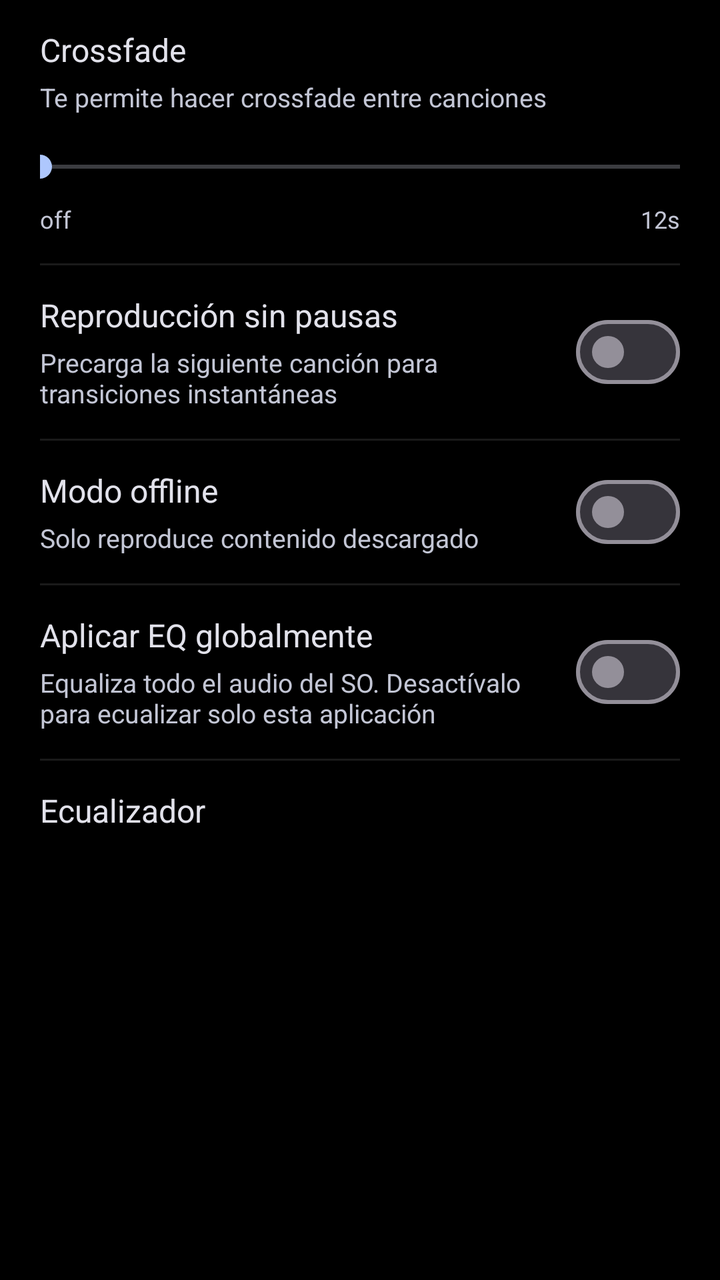
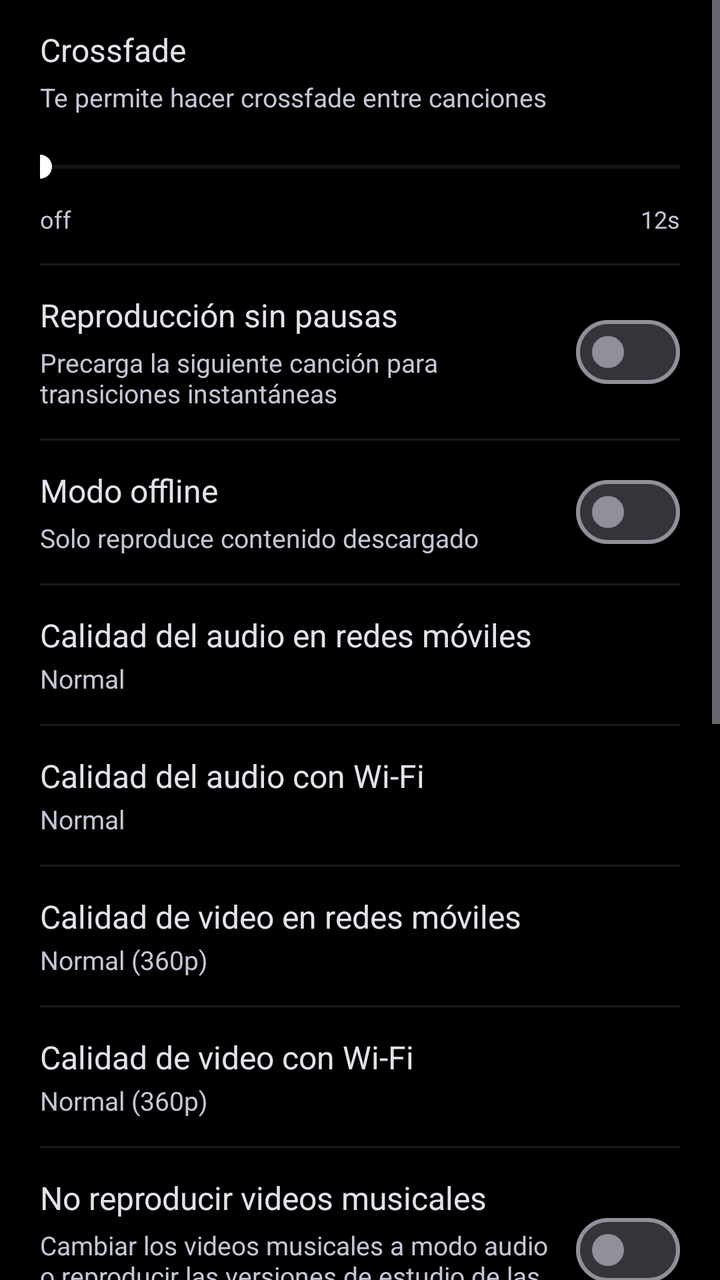

Two renders of the same Android screen: before a commit and after it. Below are the layout's source before the change and the commit's diff.
<!-- AndroidManifest.xml: application theme Theme.Sleppify -->
<!-- res/layout/settings_playback.xml -->
<?xml version="1.0" encoding="utf-8"?>
<ScrollView xmlns:android="http://schemas.android.com/apk/res/android"
    android:id="@+id/svSettingsPlayback"
    android:layout_width="match_parent"
    android:layout_height="match_parent"
    android:background="#FF000000"
    android:clipToPadding="false"
    android:paddingBottom="32dp">

    <LinearLayout
        android:layout_width="match_parent"
        android:layout_height="wrap_content"
        android:orientation="vertical"
        android:paddingHorizontal="20dp"
        android:paddingTop="0dp">

        
        <LinearLayout
            android:layout_width="match_parent"
            android:layout_height="wrap_content"
            android:orientation="vertical"
            android:paddingVertical="14dp">

            <TextView
                android:layout_width="wrap_content"
                android:layout_height="wrap_content"
                android:text="Crossfade"
                android:textColor="@color/text_primary"
                android:textSize="16sp" />

            <TextView
                android:layout_width="wrap_content"
                android:layout_height="wrap_content"
                android:layout_marginTop="4dp"
                android:text="Te permite hacer crossfade entre canciones"
                android:textColor="@color/text_secondary"
                android:textSize="13sp" />

            <SeekBar
                android:id="@+id/sbPlaybackCrossfade"
                android:layout_width="match_parent"
                android:layout_height="36dp"
                android:layout_marginTop="8dp"
                android:max="12"
                android:paddingHorizontal="0dp"
                android:progress="0" />

            <RelativeLayout
                android:layout_width="match_parent"
                android:layout_height="wrap_content">

                <TextView
                    android:id="@+id/tvPlaybackCrossfadeValue"
                    android:layout_width="wrap_content"
                    android:layout_height="wrap_content"
                    android:layout_alignParentStart="true"
                    android:text="off"
                    android:textColor="@color/text_secondary"
                    android:textSize="12sp" />

                <TextView
                    android:layout_width="wrap_content"
                    android:layout_height="wrap_content"
                    android:layout_alignParentEnd="true"
                    android:text="12s"
                    android:textColor="@color/text_secondary"
                    android:textSize="12sp" />
            </RelativeLayout>
        </LinearLayout>

        <View
            android:layout_width="match_parent"
            android:layout_height="1dp"
            android:background="#1AFFFFFF" />

        
        <LinearLayout
            android:layout_width="match_parent"
            android:layout_height="wrap_content"
            android:gravity="center_vertical"
            android:orientation="horizontal"
            android:paddingVertical="14dp">

            <LinearLayout
                android:layout_width="0dp"
                android:layout_height="wrap_content"
                android:layout_weight="1"
                android:orientation="vertical">

                <TextView
                    android:layout_width="wrap_content"
                    android:layout_height="wrap_content"
                    android:text="Reproducción sin pausas"
                    android:textColor="@color/text_primary"
                    android:textSize="16sp" />

                <TextView
                    android:layout_width="wrap_content"
                    android:layout_height="wrap_content"
                    android:layout_marginTop="4dp"
                    android:text="Precarga la siguiente canción para transiciones instantáneas"
                    android:textColor="@color/text_secondary"
                    android:textSize="13sp" />
            </LinearLayout>

            <com.google.android.material.materialswitch.MaterialSwitch
                android:id="@+id/swPlaybackGapless"
                android:layout_width="wrap_content"
                android:layout_height="wrap_content"
                android:minWidth="0dp"
                android:minHeight="0dp" />
        </LinearLayout>

        <View
            android:layout_width="match_parent"
            android:layout_height="1dp"
            android:background="#1AFFFFFF" />

        
        <LinearLayout
            android:layout_width="match_parent"
            android:layout_height="wrap_content"
            android:gravity="center_vertical"
            android:orientation="horizontal"
            android:paddingVertical="14dp">

            <LinearLayout
                android:layout_width="0dp"
                android:layout_height="wrap_content"
                android:layout_weight="1"
                android:orientation="vertical">

                <TextView
                    android:layout_width="wrap_content"
                    android:layout_height="wrap_content"
                    android:text="Modo offline"
                    android:textColor="@color/text_primary"
                    android:textSize="16sp" />

                <TextView
                    android:layout_width="wrap_content"
                    android:layout_height="wrap_content"
                    android:layout_marginTop="4dp"
                    android:text="Solo reproduce contenido descargado"
                    android:textColor="@color/text_secondary"
                    android:textSize="13sp" />
            </LinearLayout>

            <com.google.android.material.materialswitch.MaterialSwitch
                android:id="@+id/swPlaybackOffline"
                android:layout_width="wrap_content"
                android:layout_height="wrap_content"
                android:minWidth="0dp"
                android:minHeight="0dp" />
        </LinearLayout>

        <View
            android:layout_width="match_parent"
            android:layout_height="1dp"
            android:background="#1AFFFFFF" />

        
        <LinearLayout
            android:layout_width="match_parent"
            android:layout_height="wrap_content"
            android:gravity="center_vertical"
            android:orientation="horizontal"
            android:paddingVertical="14dp">

            <LinearLayout
                android:layout_width="0dp"
                android:layout_height="wrap_content"
                android:layout_weight="1"
                android:orientation="vertical">

                <TextView
                    android:layout_width="wrap_content"
                    android:layout_height="wrap_content"
                    android:text="Aplicar EQ globalmente"
                    android:textColor="@color/text_primary"
                    android:textSize="16sp" />

                <TextView
                    android:layout_width="wrap_content"
                    android:layout_height="wrap_content"
                    android:layout_marginTop="4dp"
                    android:text="Equaliza todo el audio del SO. Desactívalo para ecualizar solo esta aplicación"
                    android:textColor="@color/text_secondary"
                    android:textSize="13sp" />
            </LinearLayout>

            <com.google.android.material.materialswitch.MaterialSwitch
                android:id="@+id/swPlaybackEqGlobal"
                android:layout_width="wrap_content"
                android:layout_height="wrap_content"
                android:minWidth="0dp"
                android:minHeight="0dp" />
        </LinearLayout>

        <View
            android:layout_width="match_parent"
            android:layout_height="1dp"
            android:background="#1AFFFFFF" />

        
        <LinearLayout
            android:id="@+id/rowPlaybackEqualizer"
            android:layout_width="match_parent"
            android:layout_height="wrap_content"
            android:background="?attr/selectableItemBackground"
            android:clickable="true"
            android:focusable="true"
            android:gravity="center_vertical"
            android:orientation="horizontal"
            android:paddingVertical="14dp">

            <TextView
                android:layout_width="wrap_content"
                android:layout_height="wrap_content"
                android:text="Ecualizador"
                android:textColor="@color/text_primary"
                android:textSize="16sp" />
        </LinearLayout>

    </LinearLayout>
</ScrollView>
<!-- resources referenced by this layout -->
<resources>
  <color name="text_primary">#e2e2eb</color>
  <color name="text_secondary">#c3c6d5</color>
  <style name="Theme.Sleppify" parent="Base.Theme.Sleppify" />
  <style name="Base.Theme.Sleppify" parent="Theme.Material3.Dark.NoActionBar">
          
          <item name="colorPrimary">@color/stitch_blue</item>
          <item name="colorSecondary">@color/stitch_blue_light</item>
          <item name="android:windowBackground">@color/surface_dark</item>
          <item name="android:navigationBarColor">@color/surface_dark</item>
          <item name="android:statusBarColor">@color/surface_dark</item>
          <item name="android:textColorPrimary">@color/text_primary</item>
          <item name="android:textColorSecondary">@color/text_secondary</item>
      </style>
  <color name="stitch_blue">#AEC7FD</color>
  <color name="stitch_blue_light">#AEC7FD</color>
  <color name="surface_dark">#111319</color>
</resources>

<!-- the commit's change to res/layout/settings_playback.xml (unified diff, before → after) -->
@@ -5,7 +5,7 @@
     android:layout_height="match_parent"
     android:background="#FF000000"
     android:clipToPadding="false"
-    android:paddingBottom="32dp">
+    android:paddingBottom="80dp">
 
     <LinearLayout
         android:layout_width="match_parent"
@@ -43,7 +43,11 @@
                 android:layout_marginTop="8dp"
                 android:max="12"
                 android:paddingHorizontal="0dp"
-                android:progress="0" />
+                android:progress="0"
+                android:splitTrack="false"
+                android:progressTint="@color/white"
+                android:thumbTint="@color/white"
+                android:progressBackgroundTint="#40FFFFFF" />
 
             <RelativeLayout
                 android:layout_width="match_parent"
@@ -161,55 +165,319 @@
 
         
         <LinearLayout
-            android:layout_width="match_parent"
-            android:layout_height="wrap_content"
-            android:gravity="center_vertical"
-            android:orientation="horizontal"
-            android:paddingVertical="14dp">
-
-            <LinearLayout
-                android:layout_width="0dp"
-                android:layout_height="wrap_content"
-                android:layout_weight="1"
-                android:orientation="vertical">
-
-                <TextView
-                    android:layout_width="wrap_content"
-                    android:layout_height="wrap_content"
-                    android:text="Aplicar EQ globalmente"
-                    android:textColor="@color/text_primary"
-                    android:textSize="16sp" />
-
-                <TextView
-                    android:layout_width="wrap_content"
-                    android:layout_height="wrap_content"
-                    android:layout_marginTop="4dp"
-                    android:text="Equaliza todo el audio del SO. Desactívalo para ecualizar solo esta aplicación"
-                    android:textColor="@color/text_secondary"
-                    android:textSize="13sp" />
-            </LinearLayout>
-
-            <com.google.android.material.materialswitch.MaterialSwitch
-                android:id="@+id/swPlaybackEqGlobal"
-                android:layout_width="wrap_content"
-                android:layout_height="wrap_content"
-                android:minWidth="0dp"
-                android:minHeight="0dp" />
-        </LinearLayout>
-
-        <View
-            android:layout_width="match_parent"
-            android:layout_height="1dp"
-            android:background="#1AFFFFFF" />
-
-        
-        <LinearLayout
-            android:id="@+id/rowPlaybackEqualizer"
+            android:id="@+id/rowQualityMobile"
             android:layout_width="match_parent"
             android:layout_height="wrap_content"
             android:background="?attr/selectableItemBackground"
             android:clickable="true"
             android:focusable="true"
+            android:orientation="vertical"
+            android:paddingVertical="14dp">
+
+            <TextView
+                android:layout_width="wrap_content"
+                android:layout_height="wrap_content"
+                android:text="Calidad del audio en redes móviles"
+                android:textColor="@color/text_primary"
+                android:textSize="16sp" />
+
+            <TextView
+                android:id="@+id/tvQualityMobileValue"
+                android:layout_width="wrap_content"
+                android:layout_height="wrap_content"
+                android:layout_marginTop="2dp"
+                android:text="Normal"
+                android:textColor="@color/text_secondary"
+                android:textSize="13sp" />
+        </LinearLayout>
+
+        <View
+            android:layout_width="match_parent"
+            android:layout_height="1dp"
+            android:background="#1AFFFFFF" />
+
+        
+        <LinearLayout
+            android:id="@+id/rowQualityWifi"
+            android:layout_width="match_parent"
+            android:layout_height="wrap_content"
+            android:background="?attr/selectableItemBackground"
+            android:clickable="true"
+            android:focusable="true"
+            android:orientation="vertical"
+            android:paddingVertical="14dp">
+
+            <TextView
+                android:layout_width="wrap_content"
+                android:layout_height="wrap_content"
+                android:text="Calidad del audio con Wi-Fi"
+                android:textColor="@color/text_primary"
+                android:textSize="16sp" />
+
+            <TextView
+                android:id="@+id/tvQualityWifiValue"
+                android:layout_width="wrap_content"
+                android:layout_height="wrap_content"
+                android:layout_marginTop="2dp"
+                android:text="Normal"
+                android:textColor="@color/text_secondary"
+                android:textSize="13sp" />
+        </LinearLayout>
+
+        <View
+            android:layout_width="match_parent"
+            android:layout_height="1dp"
+            android:background="#1AFFFFFF" />
+
+        
+        <LinearLayout
+            android:id="@+id/rowVideoQualityMobile"
+            android:layout_width="match_parent"
+            android:layout_height="wrap_content"
+            android:background="?attr/selectableItemBackground"
+            android:clickable="true"
+            android:focusable="true"
+            android:orientation="vertical"
+            android:paddingVertical="14dp">
+
+            <TextView
+                android:layout_width="wrap_content"
+                android:layout_height="wrap_content"
+                android:text="Calidad de video en redes móviles"
+                android:textColor="@color/text_primary"
+                android:textSize="16sp" />
+
+            <TextView
+                android:id="@+id/tvVideoQualityMobileValue"
+                android:layout_width="wrap_content"
+                android:layout_height="wrap_content"
+                android:layout_marginTop="2dp"
+                android:text="Normal (360p)"
+                android:textColor="@color/text_secondary"
+                android:textSize="13sp" />
+        </LinearLayout>
+
+        <View
+            android:layout_width="match_parent"
+            android:layout_height="1dp"
+            android:background="#1AFFFFFF" />
+
+        
+        <LinearLayout
+            android:id="@+id/rowVideoQualityWifi"
+            android:layout_width="match_parent"
+            android:layout_height="wrap_content"
+            android:background="?attr/selectableItemBackground"
+            android:clickable="true"
+            android:focusable="true"
+            android:orientation="vertical"
+            android:paddingVertical="14dp">
+
+            <TextView
+                android:layout_width="wrap_content"
+                android:layout_height="wrap_content"
+                android:text="Calidad de video con Wi-Fi"
+                android:textColor="@color/text_primary"
+                android:textSize="16sp" />
+
+            <TextView
+                android:id="@+id/tvVideoQualityWifiValue"
+                android:layout_width="wrap_content"
+                android:layout_height="wrap_content"
+                android:layout_marginTop="2dp"
+                android:text="Normal (360p)"
+                android:textColor="@color/text_secondary"
+                android:textSize="13sp" />
+        </LinearLayout>
+
+        <View
+            android:layout_width="match_parent"
+            android:layout_height="1dp"
+            android:background="#1AFFFFFF" />
+
+        
+        <LinearLayout
+            android:id="@+id/rowNoMusicVideos"
+            android:layout_width="match_parent"
+            android:layout_height="wrap_content"
+            android:gravity="center_vertical"
+            android:orientation="horizontal"
+            android:paddingVertical="14dp">
+
+            <LinearLayout
+                android:layout_width="0dp"
+                android:layout_height="wrap_content"
+                android:layout_weight="1"
+                android:orientation="vertical">
+
+                <TextView
+                    android:layout_width="wrap_content"
+                    android:layout_height="wrap_content"
+                    android:text="No reproducir videos musicales"
+                    android:textColor="@color/text_primary"
+                    android:textSize="16sp" />
+
+                <TextView
+                    android:layout_width="wrap_content"
+                    android:layout_height="wrap_content"
+                    android:layout_marginTop="4dp"
+                    android:text="Cambiar los videos musicales a modo audio o reproducir las versiones de estudio de las canciones"
+                    android:textColor="@color/text_secondary"
+                    android:textSize="13sp" />
+            </LinearLayout>
+
+            <com.google.android.material.materialswitch.MaterialSwitch
+                android:id="@+id/swNoMusicVideos"
+                android:layout_width="wrap_content"
+                android:layout_height="wrap_content"
+                android:minWidth="0dp"
+                android:minHeight="0dp" />
+        </LinearLayout>
+
+        <View
+            android:layout_width="match_parent"
+            android:layout_height="1dp"
+            android:background="#1AFFFFFF" />
+
+        
+        <LinearLayout
+            android:id="@+id/rowLimitMobileData"
+            android:layout_width="match_parent"
+            android:layout_height="wrap_content"
+            android:gravity="center_vertical"
+            android:orientation="horizontal"
+            android:paddingVertical="14dp">
+
+            <LinearLayout
+                android:layout_width="0dp"
+                android:layout_height="wrap_content"
+                android:layout_weight="1"
+                android:orientation="vertical">
+
+                <TextView
+                    android:layout_width="wrap_content"
+                    android:layout_height="wrap_content"
+                    android:text="Limitar uso de datos móviles"
+                    android:textColor="@color/text_primary"
+                    android:textSize="16sp" />
+
+                <TextView
+                    android:layout_width="wrap_content"
+                    android:layout_height="wrap_content"
+                    android:layout_marginTop="4dp"
+                    android:text="Reproducir videos HD solo por Wi-Fi"
+                    android:textColor="@color/text_secondary"
+                    android:textSize="13sp" />
+            </LinearLayout>
+
+            <com.google.android.material.materialswitch.MaterialSwitch
+                android:id="@+id/swLimitMobileData"
+                android:layout_width="wrap_content"
+                android:layout_height="wrap_content"
+                android:minWidth="0dp"
+                android:minHeight="0dp" />
+        </LinearLayout>
+
+        <View
+            android:layout_width="match_parent"
+            android:layout_height="1dp"
+            android:background="#1AFFFFFF" />
+
+        
+        <LinearLayout
+            android:id="@+id/rowWifiOnlyPlayback"
+            android:layout_width="match_parent"
+            android:layout_height="wrap_content"
+            android:gravity="center_vertical"
+            android:orientation="horizontal"
+            android:paddingVertical="14dp">
+
+            <LinearLayout
+                android:layout_width="0dp"
+                android:layout_height="wrap_content"
+                android:layout_weight="1"
+                android:orientation="vertical">
+
+                <TextView
+                    android:layout_width="wrap_content"
+                    android:layout_height="wrap_content"
+                    android:text="Reproducir solo con Wi-Fi"
+                    android:textColor="@color/text_primary"
+                    android:textSize="16sp" />
+
+                <TextView
+                    android:layout_width="wrap_content"
+                    android:layout_height="wrap_content"
+                    android:layout_marginTop="4dp"
+                    android:text="La reproducción solo a través de Wi-Fi y datos no medidos ayuda a reducir el uso de datos móviles"
+                    android:textColor="@color/text_secondary"
+                    android:textSize="13sp" />
+            </LinearLayout>
+
+            <com.google.android.material.materialswitch.MaterialSwitch
+                android:id="@+id/swWifiOnlyPlayback"
+                android:layout_width="wrap_content"
+                android:layout_height="wrap_content"
+                android:minWidth="0dp"
+                android:minHeight="0dp" />
+        </LinearLayout>
+
+        <View
+            android:layout_width="match_parent"
+            android:layout_height="1dp"
+            android:background="#1AFFFFFF" />
+
+        
+        <LinearLayout
+            android:layout_width="match_parent"
+            android:layout_height="wrap_content"
+            android:gravity="center_vertical"
+            android:orientation="horizontal"
+            android:paddingVertical="14dp">
+
+            <LinearLayout
+                android:layout_width="0dp"
+                android:layout_height="wrap_content"
+                android:layout_weight="1"
+                android:orientation="vertical">
+
+                <TextView
+                    android:layout_width="wrap_content"
+                    android:layout_height="wrap_content"
+                    android:text="Aplicar EQ globalmente"
+                    android:textColor="@color/text_primary"
+                    android:textSize="16sp" />
+
+                <TextView
+                    android:layout_width="wrap_content"
+                    android:layout_height="wrap_content"
+                    android:layout_marginTop="4dp"
+                    android:text="Equaliza todo el audio del SO. Desactívalo para ecualizar solo esta aplicación"
+                    android:textColor="@color/text_secondary"
+                    android:textSize="13sp" />
+            </LinearLayout>
+
+            <com.google.android.material.materialswitch.MaterialSwitch
+                android:id="@+id/swPlaybackEqGlobal"
+                android:layout_width="wrap_content"
+                android:layout_height="wrap_content"
+                android:minWidth="0dp"
+                android:minHeight="0dp" />
+        </LinearLayout>
+
+        <View
+            android:layout_width="match_parent"
+            android:layout_height="1dp"
+            android:background="#1AFFFFFF" />
+
+        
+        <LinearLayout
+            android:id="@+id/rowPlaybackEqualizer"
+            android:layout_width="match_parent"
+            android:layout_height="wrap_content"
+            android:background="?attr/selectableItemBackground"
+            android:clickable="true"
+            android:focusable="true"
             android:gravity="center_vertical"
             android:orientation="horizontal"
             android:paddingVertical="14dp">
<!-- resource entries referenced after the edit -->
@@ -2,6 +2,7 @@
 <resources>
   <color name="text_primary">#e2e2eb</color>
   <color name="text_secondary">#c3c6d5</color>
+  <color name="white">#FFFFFFFF</color>
   <style name="Theme.Sleppify" parent="Base.Theme.Sleppify" />
   <style name="Base.Theme.Sleppify" parent="Theme.Material3.Dark.NoActionBar">
           
